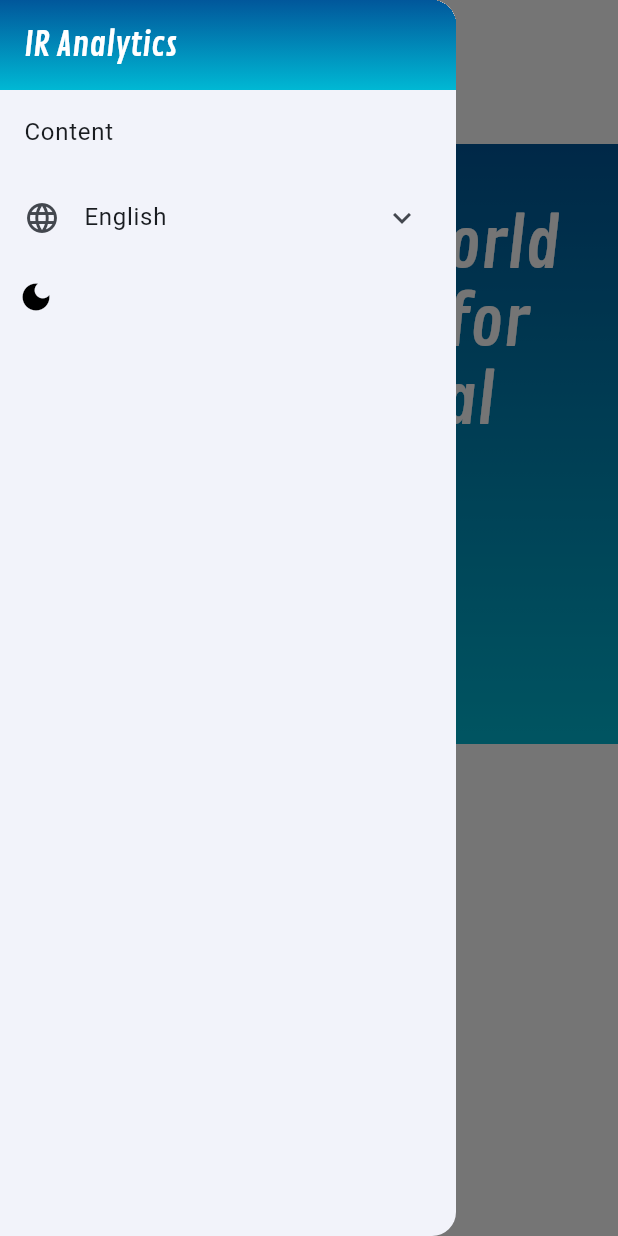
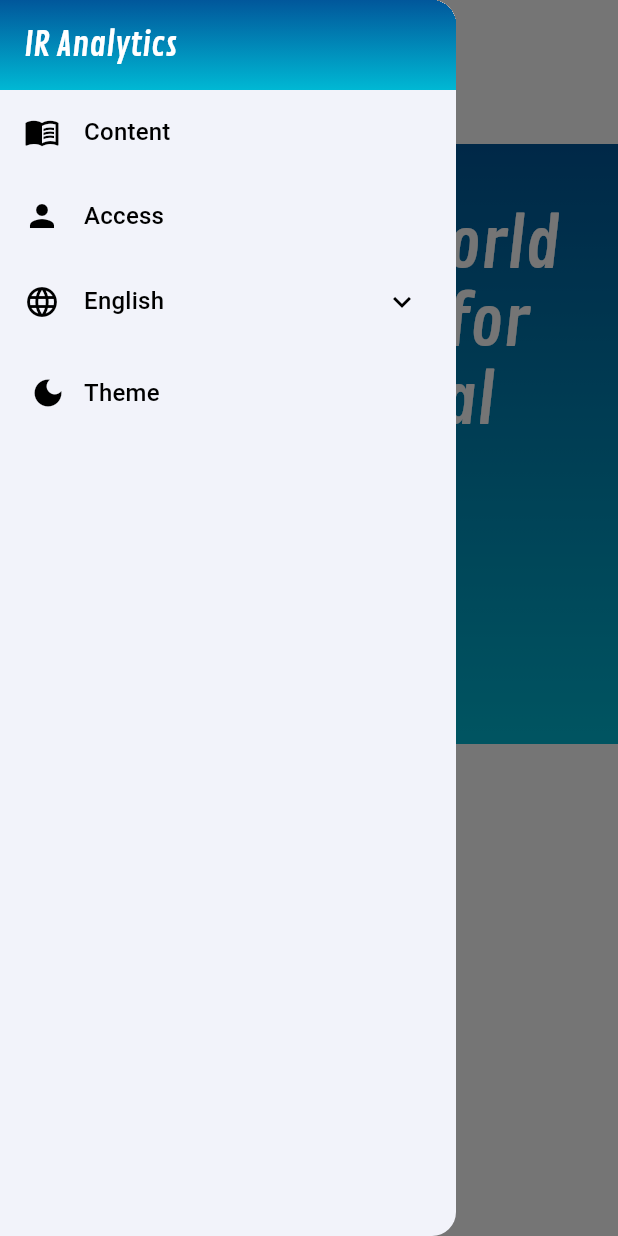
Before and after one commit to JPBC2/iranalytics, a Flutter app: the screen it shows after launch, with the side drawer open, on a phone screen of 412 x 824 dp. Run offline on Flutter 3.47's test engine with Material 3 defaults, Android fonts, the phone set to English and light mode, and no system bars; our stand-ins replace flutter_riverpod, hive_flutter, popover, shared_preferences; accounts and stored records are empty.

Commit message:
The drawer layout was improved

```diff
--- a/lib/app/widgets/drawer_nav.widget.dart
+++ b/lib/app/widgets/drawer_nav.widget.dart
@@ -15,10 +15,13 @@ class _DrawerNavState extends State<DrawerNav> {
   int _expandedIndex = -1; // Keep for existing accordion if uncommented
   late List<ExpansibleController> _tileControllers; // Keep for existing accordion
 
-  // Controller for the new language ExpansionTile
+  // Controller for the language ExpansionTile
   final ExpansionTileController _languageController = ExpansionTileController();
+  // Controller for the new Content ExpansionTile
+  final ExpansionTileController _contentItemsController = ExpansionTileController();
 
   final List<String> _languageItems = ['Español'/*, 'Français', 'Русский', '中文', 'العربية'*/];
+  final List<String> _contentItems = ["Scatter plot", "Clustered column chart", "Area chart"];
 
   @override
   void initState() {
@@ -30,10 +33,12 @@ class _DrawerNavState extends State<DrawerNav> {
 
   @override
   Widget build(BuildContext context) {
-    final bool isDark = Theme.of(context).brightness == Brightness.dark;
+    final bool isDarkTheme = Theme.of(context).brightness == Brightness.dark;
     final textTheme = Theme.of(context).textTheme;
+
+    // Style for the Drawer Header
     TextStyle? baseTitleLargeStyle = textTheme.titleLarge;
-    TextStyle finalTextStyle = baseTitleLargeStyle?.copyWith(
+    TextStyle headerTextStyle = baseTitleLargeStyle?.copyWith(
       color: Colors.white,
       fontFamily: 'ContrailOne',
     ) ??
@@ -42,6 +47,13 @@ class _DrawerNavState extends State<DrawerNav> {
           fontFamily: 'ContrailOne',
           fontSize: 22,
         );
+
+    // Common color and text style for drawer items
+    final Color itemColor = isDarkTheme ? Colors.white : Colors.black;
+    final TextStyle? baseItemTextStyle = textTheme.titleMedium;
+    final TextStyle itemTextStyle = baseItemTextStyle?.copyWith(color: itemColor) ??
+                                   TextStyle(color: itemColor, fontSize: 16, fontWeight: FontWeight.w500);
+    final TextStyle subItemTextStyle = itemTextStyle.copyWith(fontWeight: FontWeight.normal);
 
     return Drawer(
       child: ListView(
@@ -52,98 +64,83 @@ class _DrawerNavState extends State<DrawerNav> {
               gradient: LinearGradient(
                 begin: Alignment.topCenter,
                 end: Alignment.bottomCenter,
-                colors: isDark
+                colors: isDarkTheme
                     ? [Colors.blue.shade900, Colors.blue.shade700]
                     : [Colors.lightBlue.shade900, Colors.cyanAccent.shade700],
               ),
             ),
             padding: const EdgeInsets.all(16.0),
-            child: Text("IR Analytics", style: finalTextStyle),
+            child: Text("IR Analytics", style: headerTextStyle),
           ),
-          // Static menu item
+
+          // Content button
           ListTile(
-            title: const Text("Content"),
+            leading: Icon(Icons.menu_book, color: itemColor),
+            title: Text("Content", style: itemTextStyle),
             onTap: () {
-              Navigator.of(context).pushNamed('/content');
+              print('Content button tapped');
+              Navigator.pop(context); // Close drawer
+            },
+          ),
+
+          // Access button
+          ListTile(
+            leading: Icon(Icons.person, color: itemColor),
+            title: Text("Access", style: itemTextStyle),
+            onTap: () {
+              print('Access button tapped');
+              Navigator.pop(context); // Close drawer
             },
           ),
 
           // Language Popover
           ExpansionTile(
             controller: _languageController,
-            leading: const Icon(Icons.language_sharp),
-            title: const Text('English'),
+            leading: Icon(Icons.language_sharp, color: itemColor),
+            title: Text('English', style: itemTextStyle),
+            iconColor: itemColor,
+            collapsedIconColor: itemColor,
             children: _languageItems.map((String item) {
               return ListTile(
-                contentPadding: const EdgeInsets.only(left: 53.0), // Added left padding to ListTile
-                title: Text(item),
+                contentPadding: const EdgeInsets.only(left: 53.0),
+                title: Text(item, style: subItemTextStyle),
                 onTap: () {
-                  // Placeholder: Implement language change logic
                   print('Selected language: $item');
-                  _languageController.collapse(); // Collapse after selection
-                  Navigator.pop(context); // Close drawer
-                  // Potentially: ref.read(languageProvider.notifier).setLanguage(item);
+                  _languageController.collapse();
+                  Navigator.pop(context);
                 },
               );
             }).toList(),
           ),
 
-          /*
-          // Accordion menu sections (existing commented out code)
-          ...popoverConfigurations.asMap().entries.map((entry) {
-            final int index = entry.key;
-            final String sectionLabel = entry.value['label'] as String;
-            final List<String> items = entry.value['items'] as List<String>;
-            return ExpansionTile(
-              controller: _tileControllers[index], // Uses _tileControllers
-              initiallyExpanded: index == _expandedIndex, // Uses _expandedIndex
-              title: Text(sectionLabel),
-              onExpansionChanged: (expanded) {
-                setState(() {
-                  if (expanded) {
-                    if (_expandedIndex != -1 && _expandedIndex != index) {
-                      _tileControllers[_expandedIndex].collapse();
-                    }
-                    _expandedIndex = index;
-                  } else if (_expandedIndex == index) {
-                    _expandedIndex = -1;
-                  }
-                });
-              },
-              children: items.map((item) {
-                final path = '/${sectionLabel.toLowerCase().replaceAll(" ", "-")}'
-                    '/${item.toLowerCase().replaceAll(" ", "-")}';
-                return ListTile(
-                  title: Text(item),
-                  onTap: () {
-                    Navigator.pop(context);
-                    // routerDelegate.go(path); // Ensure routerDelegate is available if uncommented
-                  },
-                );
-              }).toList(),
-            );
-          }),*/
-
-          // const Divider(),
-
           // Theme toggle button at the very bottom
           Consumer(
             builder: (context, ref, _) {
               final themeModeVM = ref.watch(themeModeProvider);
-              final bool isDarkNow = Theme.of(context).brightness == Brightness.dark;
-              final Color buttonColor = isDarkNow ? Colors.white : Colors.black;
+              // itemColor is already defined above and matches the theme
 
-              return Align(
-                alignment: Alignment.centerLeft,
-                child: IconButton(
+              return Padding(
+                // Adjusted padding for alignment: 16 (standard) - 8 (IconButton internal) = 8
+                padding: const EdgeInsets.only(left: 8.0, right: 16.0, top: 8.0, bottom: 8.0),
+                child: Row(
+                  mainAxisSize: MainAxisSize.min,
+                  children: <Widget>[
+                    IconButton(
                       tooltip: 'Cambiar tema (claro/oscuro)',
                       onPressed: themeModeVM.toggleThemeMode,
                       icon: Icon(
                         themeModeVM.themeMode == ThemeMode.dark
                             ? Icons.light_mode
                             : Icons.dark_mode,
-                    color: buttonColor,
+                        color: itemColor,
                       ),
+                    ),
+                    const SizedBox(width: 0.0), // Reduced width for closer spacing
+                    Text(
+                      'Theme',
+                      style: itemTextStyle, // Use the common itemTextStyle
+                    ),
+                  ],
                 ),
               );
             },
```
Lines whose indentation alone changed are shown as unchanged.
